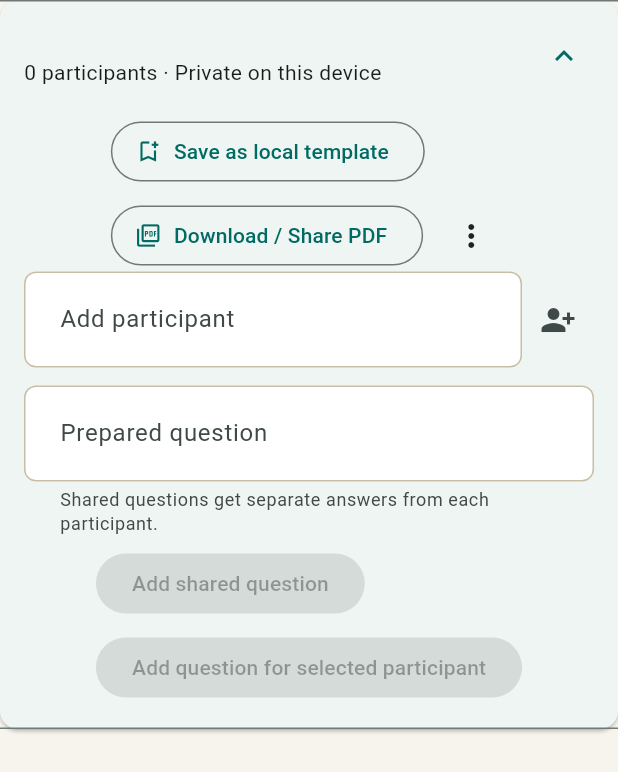
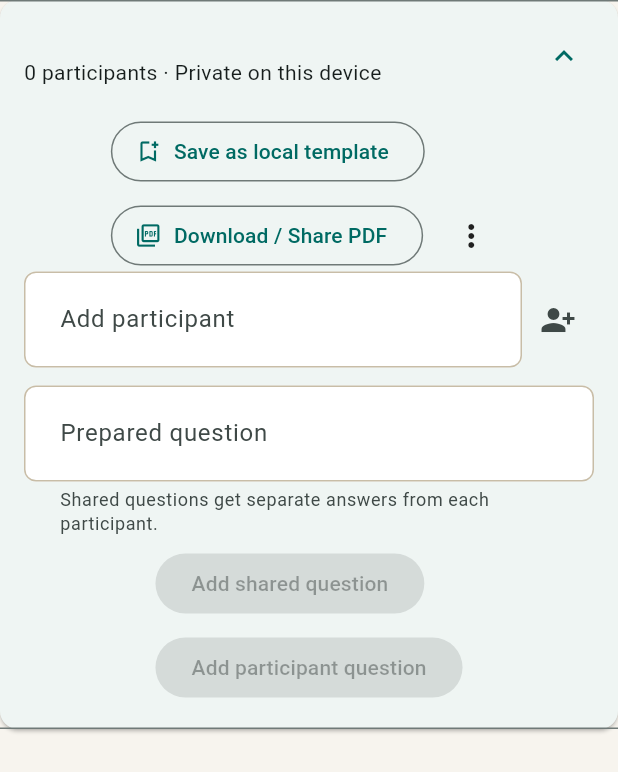
Before and after one commit to ManuelKismet/interaction-qa-flow, a Flutter app: the _GuestSessionEditor widget shown alone on an empty page, opened directly with empty values, after a tap on an icon or button, on a phone screen of 412 x 824 dp. Shown: the top 772 px of the screen. Run offline on Flutter 3.47's test engine with Material 3 defaults, Android fonts, the phone set to English and light mode, and no system bars; our stand-ins replace cross_file, dio, firebase_auth, firebase_core, flutter_riverpod, go_router and 3 more; missing offline and left inert: dart:js_interop, firebase_app_check; accounts and stored records are empty; Roboto replaces fonts that are missing (Georgia).

Commit message:
Fix narrow guest layout overflow
Co-authored-by: ManuelKismet <32266457+ManuelKismet@users.noreply.github.com>

```diff
--- a/apps/flutter_app/lib/features/guest/presentation/guest_workspace_page.dart
+++ b/apps/flutter_app/lib/features/guest/presentation/guest_workspace_page.dart
@@ -361,7 +361,7 @@ class _GuestWorkspacePageState extends ConsumerState<GuestWorkspacePage> {
                 tooltip: 'Enable shared guest groups',
                 onPressed: _startSharedGuestIdentity,
                 icon: const Icon(Icons.cloud_upload_outlined),
-              ),
+              )
             else if (guestGroupsState?.hasError == true)
               IconButton(
                 tooltip: 'Retry guest-group access check',
@@ -1645,19 +1645,35 @@ class _GuestSessionEditorState extends State<_GuestSessionEditor> {
             ),
           ),
           const SizedBox(height: 8),
-          Wrap(
+          LayoutBuilder(
+            builder: (context, constraints) {
+              final compact = constraints.maxWidth < 440;
+              return Wrap(
                 spacing: 8,
                 runSpacing: 8,
                 children: [
                   FilledButton.tonal(
-                onPressed: participants.isEmpty ? null : () => _addQuestion(shared: true),
+                    onPressed: participants.isEmpty
+                        ? null
+                        : () => _addQuestion(shared: true),
                     child: const Text('Add shared question'),
                   ),
-              FilledButton.tonal(
-                onPressed: participants.isEmpty ? null : () => _addQuestion(shared: false),
-                child: const Text('Add question for selected participant'),
-              ),
-            ],
+                  Tooltip(
+                    message: 'Add question for selected participant',
+                    child: FilledButton.tonal(
+                      onPressed: participants.isEmpty
+                          ? null
+                          : () => _addQuestion(shared: false),
+                      child: Text(
+                        compact
+                            ? 'Add participant question'
+                            : 'Add question for selected participant',
+                      ),
+                    ),
+                  ),
+                ],
+              );
+            },
           ),
           if (questions.isEmpty && participants.isNotEmpty)
             const Padding(
```
Also changed, not shown: 1 other file. Lines whose indentation alone changed are shown as unchanged.
